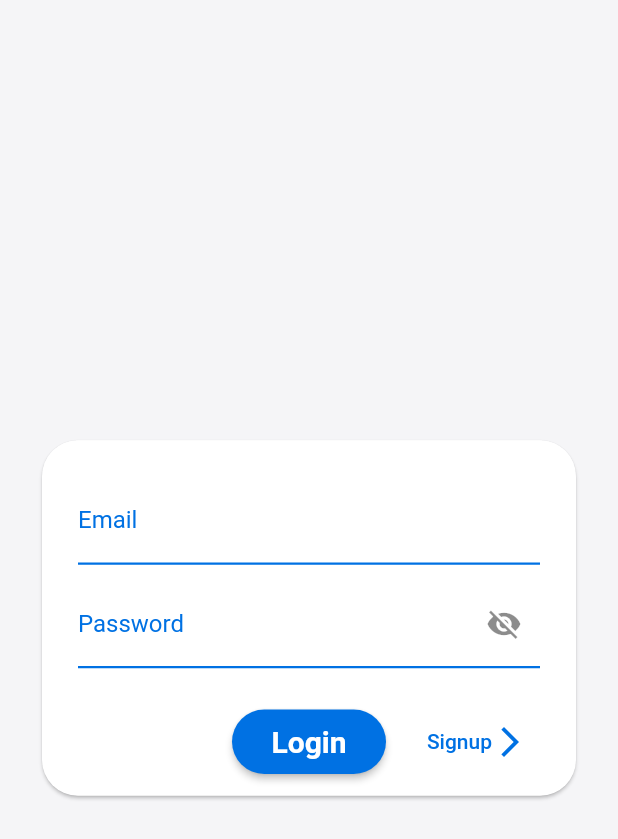
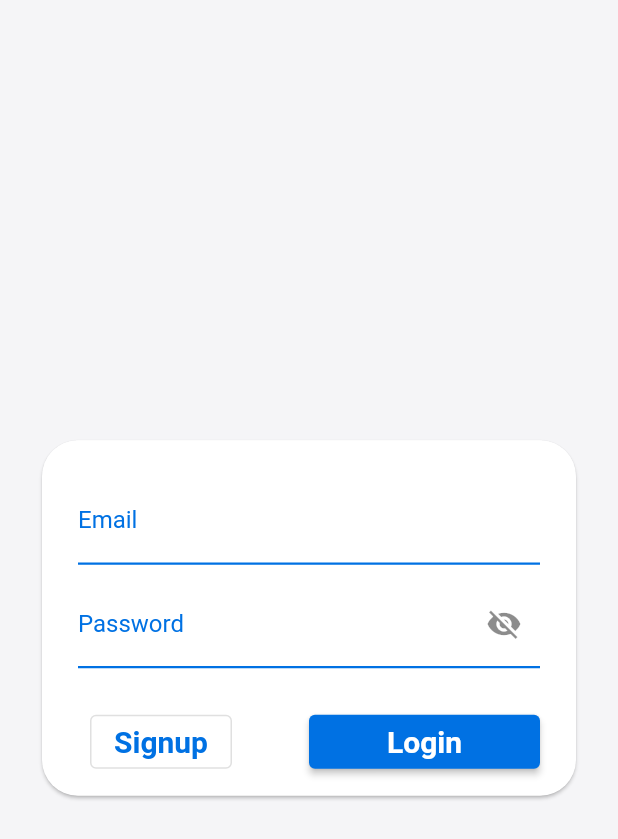
Before and after one commit to pedrofaleiros/jwt-auth-flutter, a Flutter app: the screen it shows after launch, on a phone screen of 412 x 824 dp. Shown: the top 839 px of the screen. Run offline on Flutter 3.47's test engine with Material 2 defaults, Android fonts, the phone set to English and light mode, and no system bars; our stand-ins replace dio, shared_preferences; accounts and stored records are empty.

```diff
--- a/lib/app_widget.dart
+++ b/lib/app_widget.dart
@@ -1,7 +1,10 @@
 import 'package:authentication/app_splash_page.dart';
 import 'package:authentication/src/auth/controller/auth_controller.dart';
 import 'package:authentication/src/auth/view/pages/auth_page.dart';
+import 'package:authentication/src/home/controller/food_controller.dart';
 import 'package:authentication/src/home/controller/home_controller.dart';
+import 'package:authentication/src/home/view/pages/edit_food_page.dart';
+import 'package:authentication/src/home/view/pages/foods_page.dart';
 import 'package:authentication/src/home/view/pages/home_page.dart';
 import 'package:flutter/material.dart';
 import 'package:provider/provider.dart';
@@ -19,6 +22,9 @@ class AppWidget extends StatelessWidget {
         ChangeNotifierProvider(
           create: (_) => HomeController(),
         ),
+        ChangeNotifierProvider(
+          create: (_) => FoodController(),
+        ),
       ],
       child: MaterialApp(
         debugShowCheckedModeBanner: false,
@@ -30,9 +36,11 @@ class AppWidget extends StatelessWidget {
         ),
         initialRoute: AppSplashPage.routeName,
         routes: {
-          AppSplashPage.routeName: (_) => AppSplashPage(),
-          AuthPage.routeName: (_) => AuthPage(),
-          HomePage.routeName: (_) => HomePage(),
+          AppSplashPage.routeName: (_) => const AppSplashPage(),
+          AuthPage.routeName: (_) => const AuthPage(),
+          HomePage.routeName: (_) => const HomePage(),
+          FoodsPage.routeName: (_) => const FoodsPage(),
+          EditFoodPage.routeName: (_) => const EditFoodPage(),
         },
       ),
     );
--- a/lib/src/auth/view/components/action_button.dart
+++ b/lib/src/auth/view/components/action_button.dart
@@ -29,22 +29,22 @@ class ActionButton extends StatelessWidget {
             //       ? Theme.of(context).colorScheme.primary
             //       : Theme.of(context).colorScheme.secondary,
             // ),
-          padding: MaterialStateProperty.all(
-            controller.isLoading
-                ? const EdgeInsets.symmetric(
-                    horizontal: 30,
-                    vertical: 8,
-                  )
-                : const EdgeInsets.symmetric(
-                    horizontal: 25,
-                    vertical: 10,
-                  ),
-          ),
-          shape: MaterialStateProperty.all(
-            RoundedRectangleBorder(
-              borderRadius: BorderRadius.circular(25),
-            ),
-          ),
+            // padding: MaterialStateProperty.all(
+            //   controller.isLoading
+            //       ? const EdgeInsets.symmetric(
+            //           horizontal: 30,
+            //           vertical: 8,
+            //         )
+            //       : const EdgeInsets.symmetric(
+            //           horizontal: 25,
+            //           vertical: 10,
+            //         ),
+            // ),
+            // shape: MaterialStateProperty.all(
+            //   RoundedRectangleBorder(
+            //     borderRadius: BorderRadius.circular(25),
+            //   ),
+            // ),
             ),
         onPressed: controller.isLoading
             ? null
@@ -57,7 +57,10 @@ class ActionButton extends StatelessWidget {
               },
         child: controller.isLoading
             ? _loadingIndicator
-            : Text(
+            : Padding(
+                padding:
+                    const EdgeInsets.symmetric(vertical: 0, horizontal: 15),
+                child: Text(
                   formType == FormType.login ? 'Login' : 'Signup',
                   style: const TextStyle(
                     fontSize: 20,
@@ -65,6 +68,7 @@ class ActionButton extends StatelessWidget {
                   ),
                 ),
               ),
+      ),
     );
   }
 }
--- a/lib/src/auth/view/components/change_form_button.dart
+++ b/lib/src/auth/view/components/change_form_button.dart
@@ -17,7 +17,7 @@ class ChangeFormButton extends StatelessWidget {
           ? MainAxisAlignment.end
           : MainAxisAlignment.start,
       children: [
-        TextButton(
+        OutlinedButton(
           onPressed: () {
             if (formType == FormType.login) {
               context.read<AuthController>().formType = FormType.signup;
@@ -26,19 +26,19 @@ class ChangeFormButton extends StatelessWidget {
             }
           },
           child: formType == FormType.login
-              ? Row(
-                  // mainAxisAlignment: MainAxisAlignment.end,
-                  children: const [
-                    Text('Signup'),
-                    Icon(Icons.arrow_forward_ios),
-                  ],
+              ? Text(
+                  'Signup',
+                  style: TextStyle(
+                    fontSize: 20,
+                    fontWeight: FontWeight.bold,
+                  ),
                 )
-              : Row(
-                  // mainAxisAlignment: MainAxisAlignment.start,
-                  children: const [
-                    Icon(Icons.arrow_back_ios),
-                    Text('Login'),
-                  ],
+              : Text(
+                  'Login',
+                  style: TextStyle(
+                    fontSize: 20,
+                    fontWeight: FontWeight.bold,
+                  ),
                 ),
         ),
       ],
--- a/lib/src/auth/view/components/login_form.dart
+++ b/lib/src/auth/view/components/login_form.dart
@@ -47,14 +47,14 @@ class ButtonsRow extends StatelessWidget {
   Widget build(BuildContext context) {
     return Row(
       children: [
+        const Expanded(
+          flex: 2,
+          child: ChangeFormButton(formType: FormType.login),
+        ),
         Expanded(flex: 1, child: Container()),
         const Expanded(
-          flex: 1,
+          flex: 3,
           child: ActionButton(formType: FormType.login),
-        ),
-        const Expanded(
-          flex: 1,
-          child: ChangeFormButton(formType: FormType.login),
         ),
       ],
     );
--- a/lib/src/auth/view/components/signup_form.dart
+++ b/lib/src/auth/view/components/signup_form.dart
@@ -54,11 +54,11 @@ class ButtonsRow extends StatelessWidget {
           flex: 2,
           child: ChangeFormButton(formType: FormType.signup),
         ),
+        Expanded(flex: 1, child: Container()),
         const Expanded(
           flex: 3,
           child: ActionButton(formType: FormType.signup),
         ),
-        Expanded(flex: 2, child: Container()),
       ],
     );
   }
--- /dev/null
+++ b/lib/src/home/controller/food_controller.dart
@@ -0,0 +1,46 @@
+import 'package:authentication/src/home/model/food_model.dart';
+import 'package:dio/dio.dart';
+import 'package:flutter/material.dart';
+
+class FoodController with ChangeNotifier {
+  List<FoodModel> _foods = [];
+  List<FoodModel> get foods => [..._foods];
+
+  FoodModel foodToAdd = FoodModel(
+    id: '',
+    kcal: 0,
+    carb: 0,
+    prot: 0,
+    fat: 0,
+    fiber: 0,
+    name: '',
+    liquid: false,
+  );
+
+  Future<void> loadFoods(String userToken) async {
+    try {
+      final dio = Dio();
+      dio.options.connectTimeout = const Duration(seconds: 5);
+      dio.options.sendTimeout = const Duration(seconds: 5);
+
+      final Response res = await Dio().get(
+        'http://172.30.129.176:3333/food',
+        options: Options(headers: {
+          'Authorization': 'Bearer ${userToken}',
+        }),
+      );
+
+      print(res.data);
+      final lista = res.data as List<dynamic>;
+
+      List<FoodModel> foods =
+          lista.map((food) => FoodModel.fromMap(food)).toList();
+
+      _foods = foods;
+    } catch (e) {
+      print(e.toString());
+    }
+
+    notifyListeners();
+  }
+}
--- a/lib/src/home/model/food_model.dart
+++ b/lib/src/home/model/food_model.dart
@@ -21,6 +21,28 @@ class FoodModel {
     required this.liquid,
   });
 
+  FoodModel copyWith({
+    String? id,
+    double? kcal,
+    double? carb,
+    double? prot,
+    double? fat,
+    double? fiber,
+    String? name,
+    bool? liquid,
+  }) {
+    return FoodModel(
+      id: id ?? this.id,
+      kcal: kcal ?? this.kcal,
+      carb: carb ?? this.carb,
+      prot: prot ?? this.prot,
+      fat: fat ?? this.fat,
+      fiber: fiber ?? this.fiber,
+      name: name ?? this.name,
+      liquid: liquid ?? this.liquid,
+    );
+  }
+
   factory FoodModel.fromMap(Map<String, dynamic> map) => FoodModel(
         id: map['id'],
         name: map['name'],
@@ -34,12 +56,12 @@ class FoodModel {
 
   Map<String, dynamic> toMap() => {
         'id': id,
+        'name': name,
         'kcal': kcal,
         'carb': carb,
         'prot': prot,
         'fat': fat,
         'fiber': fiber,
-        'name': name,
         'liquid': liquid,
       };
 
--- a/lib/src/home/view/components/meal.dart
+++ b/lib/src/home/view/components/meal.dart
@@ -2,7 +2,7 @@ import 'package:authentication/src/home/model/meal_model.dart';
 import 'package:authentication/src/home/view/components/items_list.dart';
 import 'package:flutter/material.dart';
 
-import 'meal_and_time.dart';
+import 'name_and_time.dart';
 
 class Meal extends StatelessWidget {
   const Meal({
```
Also changed, not shown: lib/src/auth/viewmodel/auth_viewmodel.dart (+4 -4 lines), lib/src/home/view/components/food.dart (added, +82 -0 lines), lib/src/home/view/pages/edit_food_page.dart (added, +100 -0 lines), lib/src/home/view/pages/foods_page.dart (added, +36 -0 lines), lib/src/home/view/pages/home_page.dart (+18 -1 lines), lib/src/home/view/components/name_and_time.dart (renamed from lib/src/home/view/components/meal_and_time.dart). Lines whose indentation alone changed are shown as unchanged.
